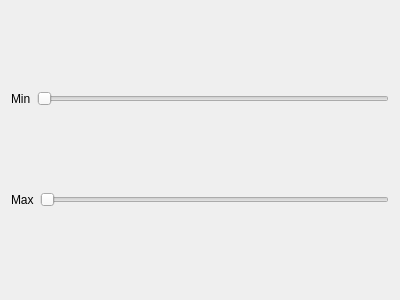
Old version of the form ImageViewerQt/setcontrast.ui in the repository LeekaiDel/TestTask.
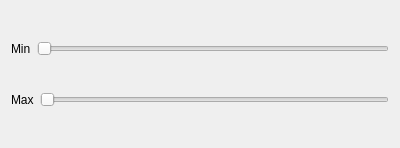
New version of the form.

Diff of the .ui file:
```diff
--- a/ImageViewerQt/setcontrast.ui
+++ b/ImageViewerQt/setcontrast.ui
@@ -7,7 +7,7 @@
     <x>0</x>
     <y>0</y>
     <width>400</width>
-    <height>300</height>
+    <height>148</height>
    </rect>
   </property>
   <property name="windowTitle">
```
